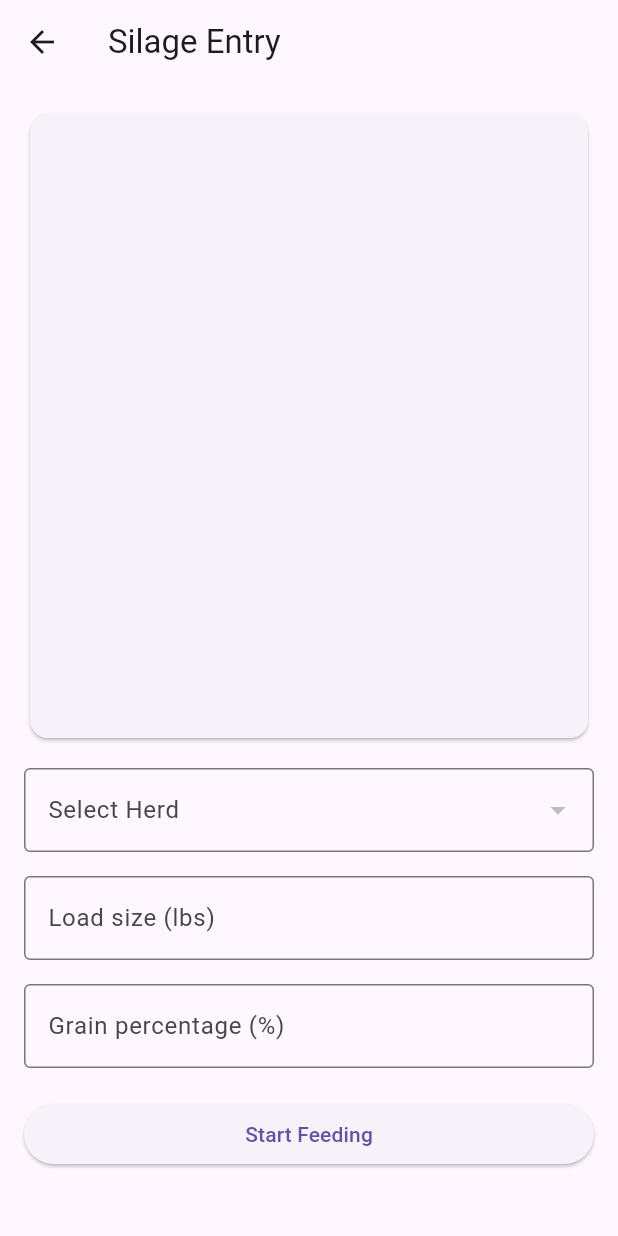
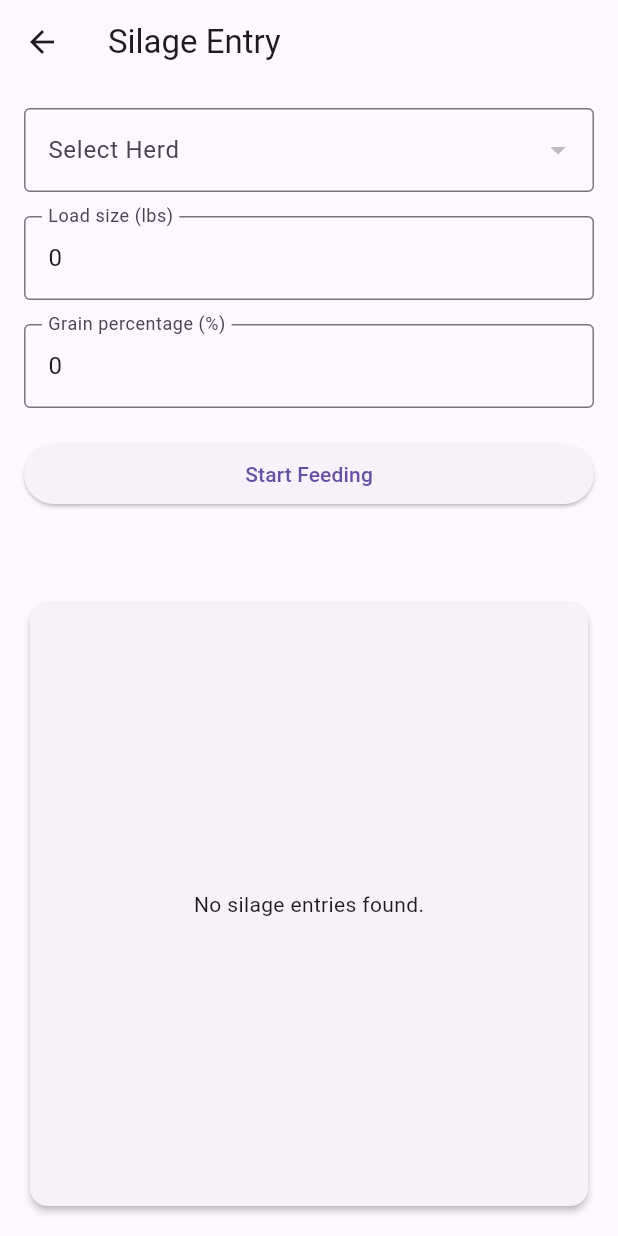
Before and after one commit to ikidd/SilageTracker, a Flutter app: the screen it shows after launch, after a tap on "Silage", on a phone screen of 412 x 824 dp. Run offline on Flutter 3.47's test engine with Material 3 defaults, Android fonts, the phone set to English and light mode, and no system bars; our stand-ins replace sqflite_common_ffi, supabase_flutter; accounts and stored records are empty; generated files the repository leaves out were written again; network calls fail.

```diff
--- a/lib/src/app.dart
+++ b/lib/src/app.dart
@@ -1,8 +1,7 @@
 import 'package:flutter/material.dart';
 import 'package:flutter_gen/gen_l10n/app_localizations.dart';
 import 'package:flutter_localizations/flutter_localizations.dart';
-import 'package:sqflite/sqflite.dart';
-import 'package:path/path.dart';
+import 'package:supabase_flutter/supabase_flutter.dart';
 
 import 'sample_feature/sample_item_details_view.dart';
 import 'settings/settings_controller.dart';
@@ -24,43 +23,19 @@ class MyApp extends StatefulWidget {
 }
 
 class _MyAppState extends State<MyApp> {
-  late Future<Database> _databaseFuture;
+  late SupabaseClient _supabaseClient;
 
   @override
   void initState() {
     super.initState();
-    _databaseFuture = _initDatabase();
-  }
-
-  Future<Database> _initDatabase() async {
-    return openDatabase(
-      join(await getDatabasesPath(), 'herds_database.db'),
-      onCreate: (db, version) {
-        return db.execute(
-          'CREATE TABLE herds(id INTEGER PRIMARY KEY, name TEXT, numberOfAnimals INTEGER)',
-        );
-      },
-      version: 1,
+    _supabaseClient = SupabaseClient(
+      'https://sxbetuloniiplaafjeaf.supabase.co', // Replace with your Supabase URL
+      'eyJhbGciOiJIUzI1NiIsInR5cCI6IkpXVCJ9.eyJpc3MiOiJzdXBhYmFzZSIsInJlZiI6InN4YmV0dWxvbmlpcGxhYWZqZWFmIiwicm9sZSI6ImFub24iLCJpYXQiOjE3Mzg1MzcxNjgsImV4cCI6MjA1NDExMzE2OH0.GD3M_4BEm80dKCvjJxgm_D_dKialG0NiVO2FjS1Vka4', // Replace with your Supabase public anon key
     );
   }
 
   @override
   Widget build(BuildContext context) {
-    return FutureBuilder<Database>(
-      future: _databaseFuture,
-      builder: (context, snapshot) {
-        if (!snapshot.hasData) {
-          return MaterialApp(
-            home: Scaffold(
-              body: Center(
-                child: CircularProgressIndicator(),
-              ),
-            ),
-          );
-        }
-
-        final database = snapshot.data!;
-
     return ListenableBuilder(
       listenable: widget.settingsController,
       builder: (BuildContext context, Widget? child) {
@@ -90,9 +65,9 @@ class _MyAppState extends State<MyApp> {
                   case SampleItemDetailsView.routeName:
                     return const SampleItemDetailsView();
                   case SilageEntryView.routeName:
-                        return SilageEntryView(database: database);
+                    return SilageEntryView(supabaseClient: _supabaseClient);
                   case HerdsView.routeName:
-                        return HerdsView(database: database);
+                    return HerdsView(supabaseClient: _supabaseClient);
                   default:
                     return Scaffold(
                       appBar: AppBar(
@@ -122,7 +97,5 @@ class _MyAppState extends State<MyApp> {
         );
       },
     );
-      },
-    );
   }
 }
--- a/lib/src/silage_entry_view.dart
+++ b/lib/src/silage_entry_view.dart
@@ -1,10 +1,10 @@
 import 'package:flutter/material.dart';
-import 'package:sqflite/sqflite.dart';
+import 'package:supabase_flutter/supabase_flutter.dart';
 import 'in_progress_screen.dart';
 
 class SilageEntryView extends StatefulWidget {
-  const SilageEntryView({super.key, required this.database}); // Include the database parameter
-  final Database database; // Add database field
+  const SilageEntryView({super.key, required this.supabaseClient});
+  final SupabaseClient supabaseClient;
   static const routeName = '/silage-entry';
 
   @override
@@ -12,8 +12,8 @@ class SilageEntryView extends StatefulWidget {
 }
 
 class _SilageEntryViewState extends State<SilageEntryView> {
-  final TextEditingController _loadSizeController = TextEditingController();
-  final TextEditingController _grainPercentageController = TextEditingController();
+  final TextEditingController _loadSizeController = TextEditingController(text: '0');
+  final TextEditingController _grainPercentageController = TextEditingController(text: '0');
   String _result = '';
   List<Map<String, dynamic>> _herds = [];
   List<Map<String, dynamic>> _silageEntries = [];
@@ -22,41 +22,42 @@ class _SilageEntryViewState extends State<SilageEntryView> {
   @override
   void initState() {
     super.initState();
-    _initializeDatabase();
     _loadHerds();
     _loadSilageEntries();
   }
 
-  Future<void> _initializeDatabase() async {
-    await widget.database.execute('''
-      CREATE TABLE IF NOT EXISTS silage_fed (
-        uid TEXT PRIMARY KEY,
-        herd_id INTEGER,
-        amount_fed REAL,
-        grain_percentage REAL,
-        fed_at DATETIME DEFAULT CURRENT_TIMESTAMP
-      )
-    ''');
+  Future<void> _loadHerds() async {
+    print('Loading herds...'); // Corrected debug log
+    final response = await widget.supabaseClient
+        .from('herds')
+        .select()
+        .execute();
+    if (response.error == null) {
+      print('Herds loaded: ${response.data}'); // Debug log
+      setState(() {
+        _herds = (response.data as List).cast<Map<String, dynamic>>();
+      });
+    } else {
+      print('Error loading herds: ${response.error!.message}'); // Error handling
     }
-
-  Future<void> _loadHerds() async {
-    final List<Map<String, dynamic>> herds = await widget.database.query('herds');
-    setState(() {
-      _herds = herds;
-    });
   }
 
   Future<void> _loadSilageEntries() async {
-    final List<Map<String, dynamic>> entries = await widget.database.rawQuery('''
-      SELECT sf.*, h.name as herd_name
-      FROM silage_fed sf
-      JOIN herds h ON sf.herd_id = h.id
-      ORDER BY sf.fed_at DESC
-      LIMIT 10
-    ''');
+    print('Loading silage entries...'); // Debug log
+    final response = await widget.supabaseClient
+        .from('silage_fed')
+        .select('*, herds(name)')
+        .order('created_at', ascending: false)
+        .limit(10)
+        .execute();
+    if (response.error == null) {
+      print('Silage entries loaded: ${response.data}'); // Debug log
       setState(() {
-      _silageEntries = entries;
+        _silageEntries = (response.data as List).cast<Map<String, dynamic>>();
       });
+    } else {
+      print('Error loading silage entries: ${response.error!.message}'); // Error handling
+    }
   }
 
   void _calculateGrainWeight() {
@@ -68,7 +69,19 @@ class _SilageEntryViewState extends State<SilageEntryView> {
       setState(() {
         _result = 'Load size @ $grainPercentage% = ${grainWeight.toStringAsFixed(2)} lbs of grain';
       });
+    } else {
+      setState(() {
+        _result = 'Please enter valid numbers for load size and grain percentage.';
+      });
     }
+  }
+
+  void _resetEntryFields() {
+    _loadSizeController.text = '0';
+    _grainPercentageController.text = '0';
+    setState(() {
+      _result = '';
+    });
   }
 
   @override
@@ -82,24 +95,7 @@ class _SilageEntryViewState extends State<SilageEntryView> {
         child: Column(
           crossAxisAlignment: CrossAxisAlignment.stretch,
           children: [
-            Expanded(
-              child: Card(
-                child: ListView.builder(
-                  itemCount: _silageEntries.length,
-                  itemBuilder: (context, index) {
-                    final entry = _silageEntries[index];
-                    return ListTile(
-                      title: Text('${entry['herd_name']}'),
-                      subtitle: Text(
-                        'Fed ${entry['amount_fed']} lbs @ ${entry['grain_percentage']}% grain\n'
-                        '${DateTime.parse(entry['fed_at']).toLocal()}'
-                      ),
-                    );
-                  },
-                ),
-              ),
-            ),
-            SizedBox(height: 16),
+            // Dropdown for selecting herd
             DropdownButtonFormField<int>(
               value: _selectedHerd?['id'],
               decoration: InputDecoration(
@@ -114,11 +110,21 @@ DropdownButtonFormField<int>(
               }).toList(),
               onChanged: (value) {
                 setState(() {
+                  if (value != null) {
+                    try {
                       _selectedHerd = _herds.firstWhere((herd) => herd['id'] == value);
+                    } catch (e) {
+                      _selectedHerd = null;
+                      print('Herd not found for id $value');
+                    }
+                  } else {
+                    _selectedHerd = null;
+                  }
                 });
               },
             ),
             SizedBox(height: 16),
+            // TextField for load size
             TextField(
               controller: _loadSizeController,
               decoration: InputDecoration(
@@ -129,6 +135,7 @@ DropdownButtonFormField<int>(
               onChanged: (value) => _calculateGrainWeight(),
             ),
             SizedBox(height: 16),
+            // TextField for grain percentage
             TextField(
               controller: _grainPercentageController,
               decoration: InputDecoration(
@@ -139,29 +146,65 @@ DropdownButtonFormField<int>(
               onChanged: (value) => _calculateGrainWeight(),
             ),
             SizedBox(height: 20),
+            // Button to start feeding
             ElevatedButton(
               onPressed: () async {
+                if (_selectedHerd == null) {
+                  ScaffoldMessenger.of(context).showSnackBar(
+                    SnackBar(content: Text('Please select a herd before starting feeding.')),
+                  );
+                  return;
+                }
+
                 final result = await Navigator.push(
                   context,
                   MaterialPageRoute(
                     builder: (context) => InProgressScreen(
-                      database: widget.database,
-                      herdId: _selectedHerd?['id'],
+                      supabaseClient: widget.supabaseClient,
+                      herdId: _selectedHerd!['id'],
                       loadSize: double.tryParse(_loadSizeController.text) ?? 0,
                       grainPercentage: double.tryParse(_grainPercentageController.text) ?? 0,
                     ),
                   ),
                 );
                 if (result == true) {
-                  _loadSilageEntries();
+                  await _loadSilageEntries();
+                  _resetEntryFields();
                 }
               },
               child: Text('Start Feeding'),
             ),
+            SizedBox(height: 10),
+            // Display result
             Text(
               _result,
               style: Theme.of(context).textTheme.titleLarge,
               textAlign: TextAlign.center,
+            ),
+            SizedBox(height: 20),
+            // ListBox to display silage_fed records
+            Expanded(
+              child: Card(
+                elevation: 2,
+                child: Padding(
+                  padding: const EdgeInsets.all(8.0),
+                  child: _silageEntries.isEmpty
+                      ? Center(child: Text('No silage entries found.'))
+                      : ListView.builder(
+                          itemCount: _silageEntries.length,
+                          itemBuilder: (context, index) {
+                            final entry = _silageEntries[index];
+                            return ListTile(
+                              title: Text('${entry['herd_name']}'),
+                              subtitle: Text(
+                                'Fed ${entry['amount_fed']} lbs @ ${entry['grain_percentage']}% grain\n'
+                                '${DateTime.parse(entry['created_at']).toLocal()}',
+                              ),
+                            );
+                          },
+                        ),
+                ),
+              ),
             ),
           ],
         ),
--- a/pubspec.yaml
+++ b/pubspec.yaml
@@ -18,6 +18,8 @@ dependencies:
   sqflite: ^2.0.0
   sqflite_common_ffi: ^2.0.0
   path: ^1.8.0
+  supabase_flutter: ^0.2.0
+  app_links: ^2.0.0 # Replace uni_links with app_links
 
 dev_dependencies:
   flutter_test:
```
Also changed, not shown: lib/src/herd_edit_view.dart (+31 -14 lines), lib/src/herds_view.dart (+26 -32 lines), lib/src/in_progress_screen.dart (+20 -10 lines), pubspec.lock, 9 other files. Lines whose indentation alone changed are shown as unchanged.
